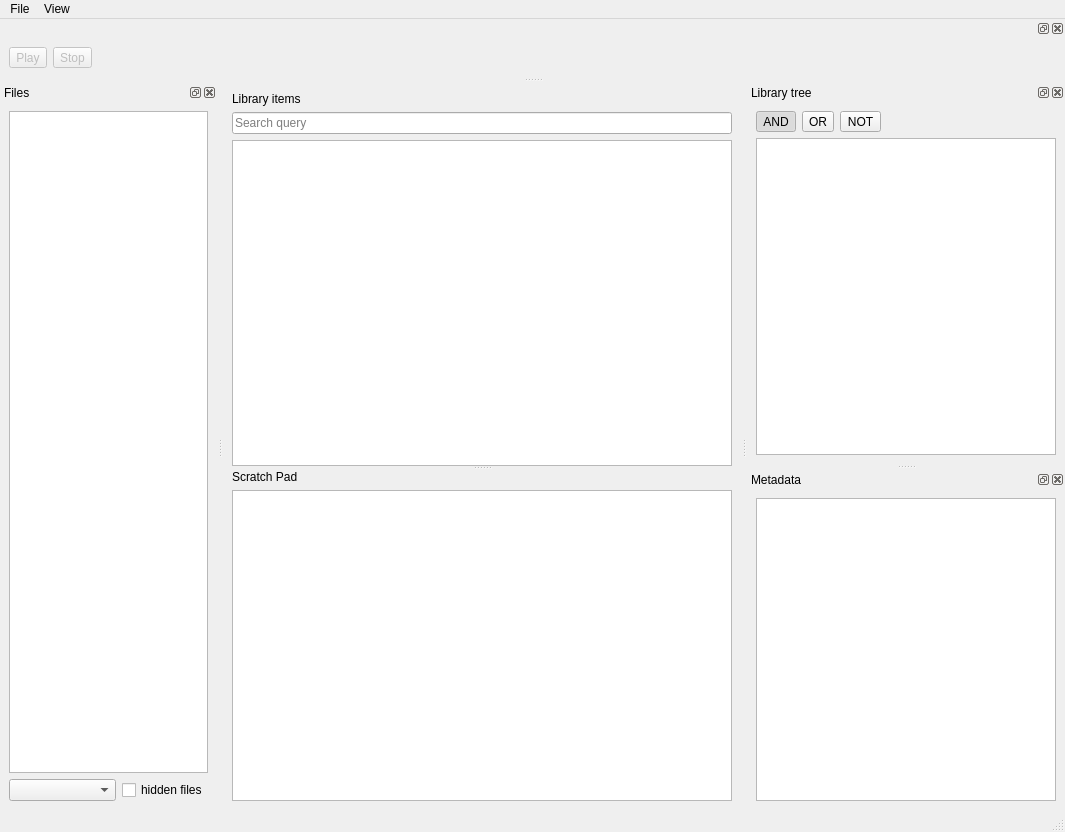
Before: the Qt Designer form sample_drawer/gui/main_window.ui in Jajcus/sampledrawer, drawn with Qt 5.
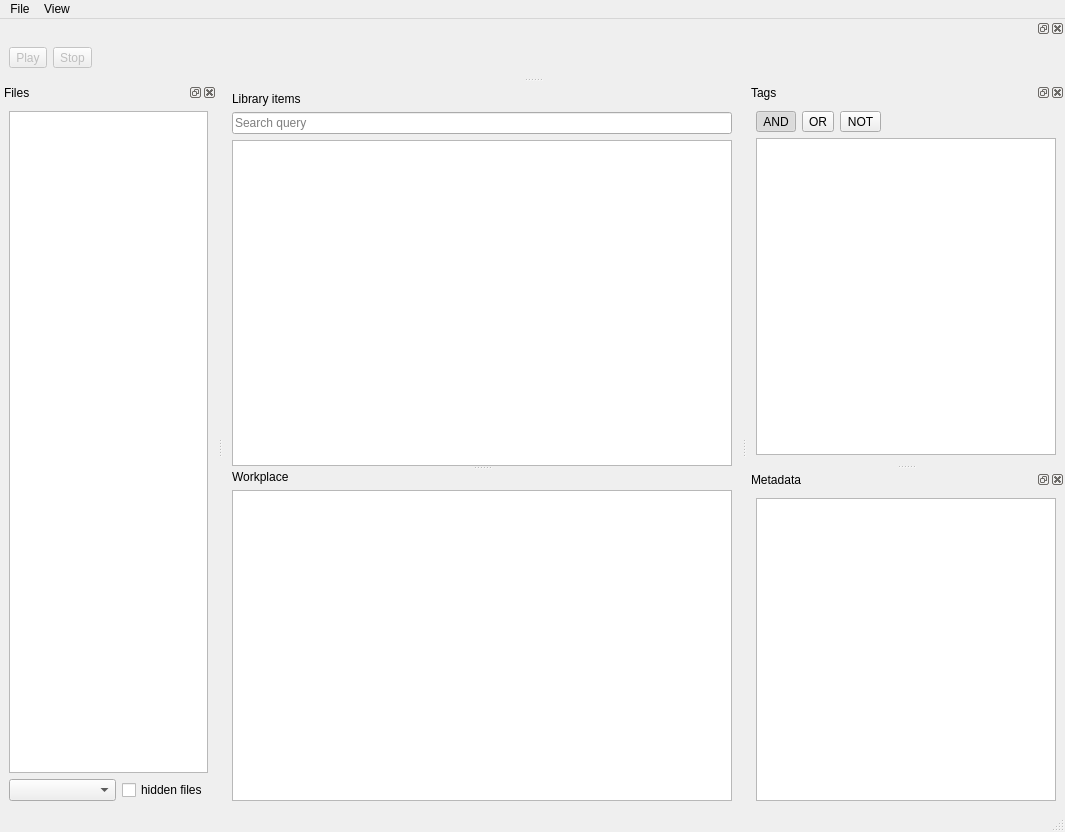
After: the same form once the commit is applied. Icons and pictures are not drawn. Custom widgets are drawn as their Qt base class.

Commit message:
main_window: fix widget labels
'Library tree' -> 'Tags'
'Scratch pad' -> 'Workplace'

Diff of the .ui file:
```diff
--- a/sample_drawer/gui/main_window.ui
+++ b/sample_drawer/gui/main_window.ui
@@ -72,7 +72,7 @@
         <item>
          <widget class="QLabel" name="label">
           <property name="text">
-           <string>Scratch Pad</string>
+           <string>Workplace</string>
           </property>
          </widget>
         </item>
@@ -210,7 +210,7 @@
     <set>Qt::AllDockWidgetAreas</set>
    </property>
    <property name="windowTitle">
-    <string>Library tree</string>
+    <string>Tags</string>
    </property>
    <attribute name="dockWidgetArea">
     <number>2</number>
```
Left out of the diff: 2 changed lines with no effect on the pictures.
